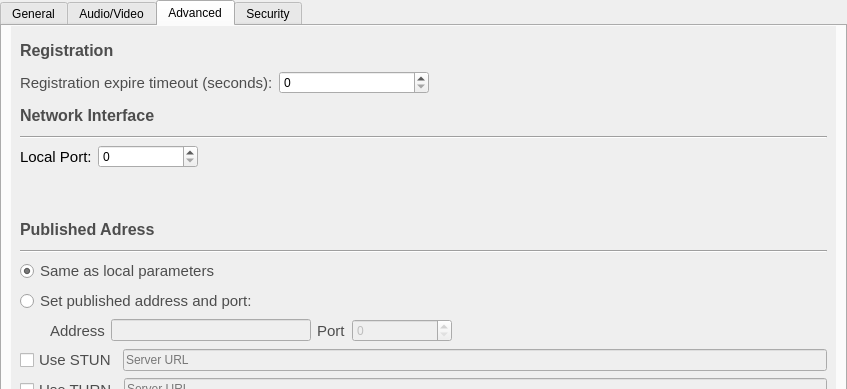
First picture: the form in accountdetails.ui, repository savoirfairelinux/jami-client-windows, before the edit; both pictures show x 0 to 847 and y 0 to 389 of the 847 by 895 pixel window.
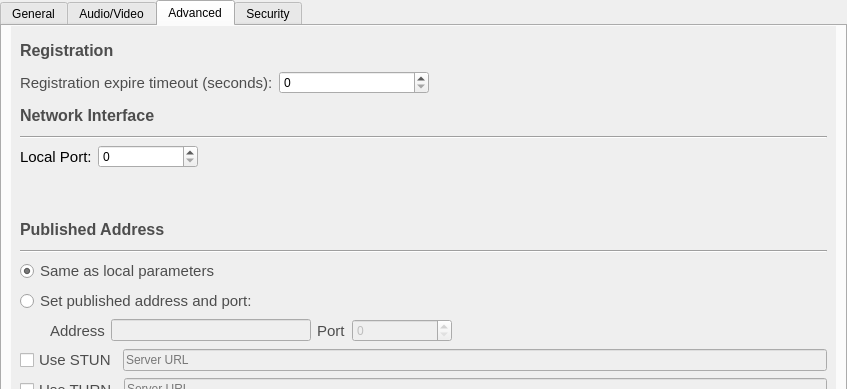
Second picture: the form after the edit. The open tabs and pages were chosen to show the change. Icons and pictures are not drawn. Custom widgets are drawn as their Qt base class.

Commit message:
fix typo in account details panel
Tuleap: #500

The edit to the form file:
```diff
--- a/accountdetails.ui
+++ b/accountdetails.ui
@@ -1135,9 +1135,9 @@
           <property name="geometry">
            <rect>
             <x>0</x>
-            <y>-53</y>
-            <width>811</width>
-            <height>919</height>
+            <y>0</y>
+            <width>812</width>
+            <height>981</height>
            </rect>
           </property>
           <layout class="QVBoxLayout" name="verticalLayout_11">
@@ -1313,7 +1313,7 @@
               <string notr="true">color: rgb(77, 77, 77);</string>
              </property>
              <property name="text">
-              <string>Published Adress</string>
+              <string>Published Address</string>
              </property>
             </widget>
            </item>
```
Left out of the diff: 6 changed lines with no effect on the pictures.
